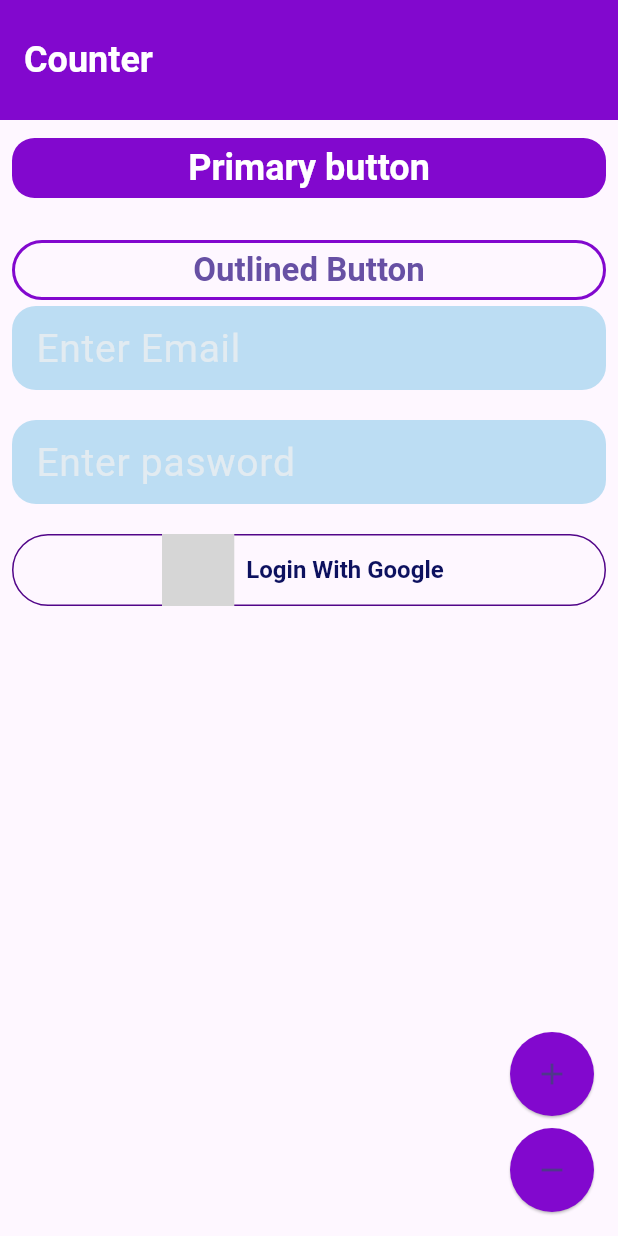
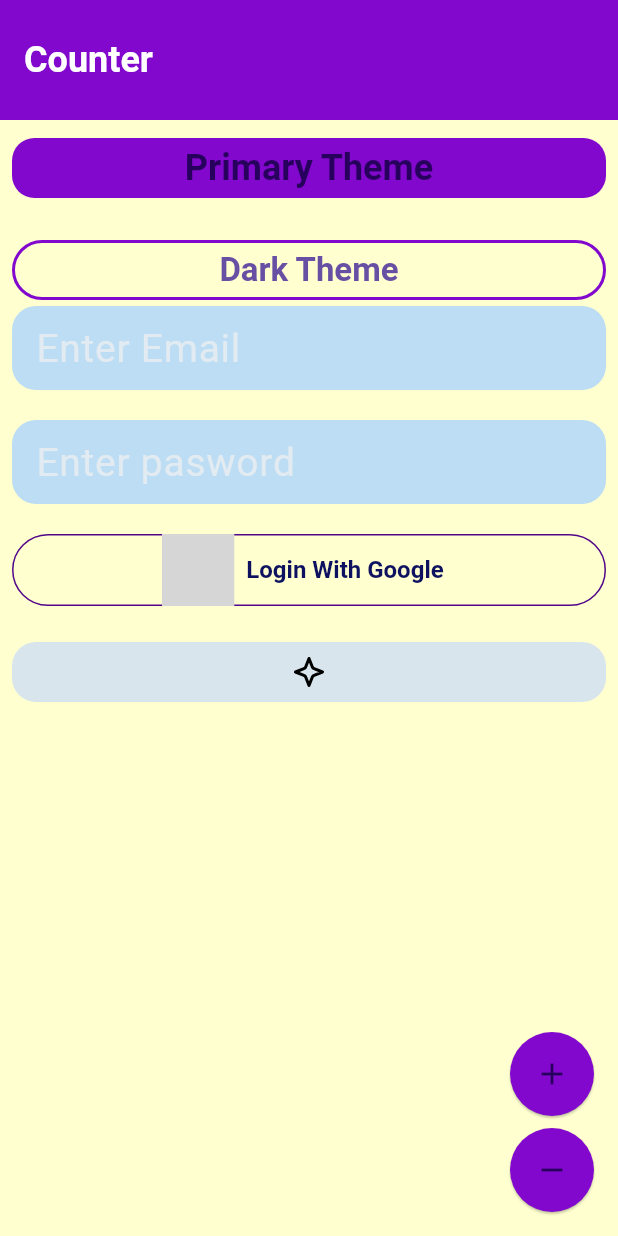
Before and after one commit to Rahat7288/theme_data, a Flutter app: the screen it shows after launch, on a phone screen of 412 x 824 dp. Run offline on Flutter 3.47's test engine with Material 3 defaults, Android fonts, the phone set to English and light mode, and no system bars; our stand-ins replace bloc, flutter_bloc, flutter_svg; generated files the repository leaves out were written again; Roboto replaces fonts that are missing (Outfit-Black); grey boxes are pictures that could not be loaded.

Commit message:
light theme and dark theme added to the and theme change cubit also added to the main file

```diff
--- a/lib/app/view/app.dart
+++ b/lib/app/view/app.dart
@@ -1,5 +1,8 @@
 import 'package:flutter/material.dart';
+import 'package:flutter_bloc/flutter_bloc.dart';
+import 'package:truth_box/app/view/theme/app_theme.dart';
 import 'package:truth_box/app/view/theme/light_theme/light_theme.dart';
+import 'package:truth_box/app/view/theme/theme_cubit.dart';
 import 'package:truth_box/counter/counter.dart';
 import 'package:truth_box/l10n/l10n.dart';
 
@@ -8,12 +11,19 @@ class App extends StatelessWidget {
 
   @override
   Widget build(BuildContext context) {
-    return MaterialApp(
-      debugShowCheckedModeBanner: false,
-      theme: LightTheme().themeData,
-      localizationsDelegates: AppLocalizations.localizationsDelegates,
-      supportedLocales: AppLocalizations.supportedLocales,
-      home: const CounterPage(),
+    return BlocProvider(
+      create: (context) => ThemeCubit(),
+      child: BlocBuilder<ThemeCubit, AppTheme>(
+        builder: (context, state) {
+          return MaterialApp(
+            debugShowCheckedModeBanner: false,
+            theme: state.themeData,
+            localizationsDelegates: AppLocalizations.localizationsDelegates,
+            supportedLocales: AppLocalizations.supportedLocales,
+            home: const CounterPage(),
+          );
+        },
+      ),
     );
   }
 }
--- a/lib/app/view/theme/dark_theme/dark_theme.dart
+++ b/lib/app/view/theme/dark_theme/dark_theme.dart
@@ -1,4 +1,5 @@
 import 'package:flutter/material.dart';
+import 'package:truth_box/app/view/style/colors.dart';
 import 'package:truth_box/app/view/style/text_style.dart';
 import 'package:truth_box/app/view/theme/app_colors.dart';
 import 'package:truth_box/app/view/theme/app_theme.dart';
@@ -13,8 +14,8 @@ class DarkTheme extends AppTheme {
           shape: RoundedRectangleBorder(
             borderRadius: BorderRadius.circular(15),
           ),
-          backgroundColor: Colors.amber,
-          foregroundColor: Colors.white,
+          backgroundColor: colors.primary,
+          foregroundColor: colors.headerText,
           textStyle: TextStyles.labelSmall,
         ),
       );
@@ -35,14 +36,16 @@ class DarkTheme extends AppTheme {
       OutlinedButtonThemeData(
         style: OutlinedButton.styleFrom(
           side: BorderSide(
-            color: Colors.black54,
+            color: colors.borderColor,
           ),
           textStyle: TextStyles.labelSmall,
         ),
       );
 
   @override
-  TextButtonThemeData get textButtonThemeData => TextButtonThemeData();
+  TextButtonThemeData get textButtonThemeData => TextButtonThemeData(
+        style: TextButton.styleFrom(),
+      );
 
   @override
   TextTheme get textTheme => TextTheme(
@@ -64,144 +67,142 @@ class DarkTheme extends AppTheme {
       );
 
   @override
-  // TODO: implement themeData
-  ThemeData get themeData => ThemeData();
+  ThemeData get themeData => ThemeData(
+        useMaterial3: true,
+        scaffoldBackgroundColor: colors.backgroundColor,
+        appBarTheme: AppBarTheme(
+          backgroundColor: colors.backgroundColor,
+          foregroundColor: colors.headerText,
+          titleTextStyle: TextStyles.labelMedium,
+          toolbarHeight: 80,
+        ),
+        filledButtonTheme: filledButtonThemeData,
+        outlinedButtonTheme: outlinedButtonThemeData,
+        floatingActionButtonTheme: floatingActionButtonThemeData,
+        inputDecorationTheme: inputDecorationTheme,
+      );
 
   @override
-  // TODO: implement inputDecorationTheme
-  InputDecorationTheme get inputDecorationTheme => throw UnimplementedError();
+  InputDecorationTheme get inputDecorationTheme => InputDecorationTheme(
+        filled: true,
+        fillColor: colors.surface50,
+        labelStyle: TextStyles.labelLarge.copyWith(
+          color: colors.surface400,
+          fontWeight: FontWeight.w400,
+        ),
+        suffixIconColor: colors.surface500,
+        focusedBorder: OutlineInputBorder(
+          borderRadius: BorderRadius.circular(16),
+          borderSide: BorderSide(
+            color: colors.primary,
+          ),
+        ),
+        enabledBorder: OutlineInputBorder(
+          borderRadius: BorderRadius.circular(16),
+          borderSide: const BorderSide(
+            color: Colors.transparent,
+          ),
+        ),
+      );
 }
 
 class DarkThemeColors extends AppColors {
   @override
-  // TODO: implement backgroundColor
-  Color get backgroundColor => throw UnimplementedError();
+  Color get backgroundColor => AppColor.secondary;
 
   @override
-  // TODO: implement borderColor
-  Color get borderColor => throw UnimplementedError();
+  Color get borderColor => AppColor.secondary5th;
 
   @override
-  // TODO: implement deviderColor
-  Color get deviderColor => throw UnimplementedError();
+  Color get deviderColor => AppColor.secondary4th;
 
   @override
-  // TODO: implement error
-  Color get error => throw UnimplementedError();
+  Color get error => AppColor.errorColor;
 
   @override
-  // TODO: implement faild
-  Color get faild => throw UnimplementedError();
+  Color get faild => AppColor.errorColor;
 
   @override
-  // TODO: implement headerText
-  Color get headerText => throw UnimplementedError();
+  Color get headerText => AppColor.darkForgroundColor;
 
   @override
-  // TODO: implement primary
-  Color get primary => throw UnimplementedError();
+  Color get primary => AppColor.secondary;
 
   @override
-  // TODO: implement primary2nd
-  Color get primary2nd => throw UnimplementedError();
+  Color get primary2nd => AppColor.secondary2nd;
 
   @override
-  // TODO: implement primary3rd
-  Color get primary3rd => throw UnimplementedError();
+  Color get primary3rd => AppColor.secondary3rd;
 
   @override
-  // TODO: implement primary4th
-  Color get primary4th => throw UnimplementedError();
+  Color get primary4th => AppColor.secondary4th;
 
   @override
-  // TODO: implement secondary2nd
-  Color get secondary2nd => throw UnimplementedError();
+  Color get secondary2nd => AppColor.secondary2nd;
 
   @override
-  // TODO: implement secondary3rd
-  Color get secondary3rd => throw UnimplementedError();
+  Color get secondary3rd => AppColor.secondary3rd;
 
   @override
-  // TODO: implement secondary4th
-  Color get secondary4th => throw UnimplementedError();
+  Color get secondary4th => AppColor.secondary4th;
 
   @override
-  // TODO: implement seconday
-  Color get seconday => throw UnimplementedError();
+  Color get seconday => AppColor.secondary;
 
   @override
-  // TODO: implement shadowColor
-  Color get shadowColor => throw UnimplementedError();
+  Color get shadowColor => AppColor.secondary5th;
 
   @override
-  // TODO: implement subTitleText1
-  Color get subTitleText1 => throw UnimplementedError();
+  Color get subTitleText1 => AppColor.darkForgroundColor;
 
   @override
-  // TODO: implement subTitleText2
-  Color get subTitleText2 => throw UnimplementedError();
+  Color get subTitleText2 => AppColor.darkForgroundColor;
 
   @override
-  // TODO: implement success
-  Color get success => throw UnimplementedError();
+  Color get success => AppColor.darkForgroundColor;
 
   @override
-  // TODO: implement surface100
-  Color get surface100 => throw UnimplementedError();
+  Color get surface100 => AppColor.darkForgroundColor;
 
   @override
-  // TODO: implement surface200
-  Color get surface200 => throw UnimplementedError();
+  Color get surface200 => AppColor.darkForgroundColor;
 
   @override
-  // TODO: implement surface300
-  Color get surface300 => throw UnimplementedError();
+  Color get surface300 => AppColor.darkForgroundColor;
 
   @override
-  // TODO: implement surface400
-  Color get surface400 => throw UnimplementedError();
+  Color get surface400 => AppColor.darkForgroundColor;
 
   @override
-  // TODO: implement surface50
-  Color get surface50 => throw UnimplementedError();
+  Color get surface50 => AppColor.darkForgroundColor;
 
   @override
-  // TODO: implement surface500
-  Color get surface500 => throw UnimplementedError();
+  Color get surface500 => AppColor.darkForgroundColor;
 
   @override
-  // TODO: implement surface600
-  Color get surface600 => throw UnimplementedError();
+  Color get surface600 => AppColor.darkForgroundColor;
 
   @override
-  // TODO: implement surface700
-  Color get surface700 => throw UnimplementedError();
+  Color get surface700 => AppColor.darkForgroundColor;
 
   @override
-  // TODO: implement surface800
-  Color get surface800 => throw UnimplementedError();
+  Color get surface800 => AppColor.darkForgroundColor;
 
   @override
-  // TODO: implement surface900
-  Color get surface900 => throw UnimplementedError();
+  Color get surface900 => AppColor.darkForgroundColor;
 
   @override
-  // TODO: implement textColor1
-  Color get textColor1 => throw UnimplementedError();
+  Color get textColor1 => AppColor.darkForgroundColor;
 
   @override
-  // TODO: implement textColor2
-  Color get textColor2 => throw UnimplementedError();
+  Color get textColor2 => AppColor.darkForgroundColor;
 
   @override
-  // TODO: implement titleText1
-  Color get titleText1 => throw UnimplementedError();
+  Color get titleText1 => AppColor.darkForgroundColor;
 
   @override
-  // TODO: implement titleText2
-  Color get titleText2 => throw UnimplementedError();
+  Color get titleText2 => AppColor.darkForgroundColor;
 
   @override
-  // TODO: implement titleText3
-  Color get titleText3 => throw UnimplementedError();
+  Color get titleText3 => AppColor.darkForgroundColor;
 }
--- a/lib/app/view/theme/light_theme/light_theme.dart
+++ b/lib/app/view/theme/light_theme/light_theme.dart
@@ -1,8 +1,8 @@
 import 'package:flutter/material.dart';
+import 'package:truth_box/app/view/style/colors.dart';
+import 'package:truth_box/app/view/style/text_style.dart';
 import 'package:truth_box/app/view/theme/app_colors.dart';
 import 'package:truth_box/app/view/theme/app_theme.dart';
-import 'package:truth_box/app/view/style/colors.dart';
-import 'package:truth_box/app/view/style/text_style.dart';
 
 class LightTheme extends AppTheme {
   @override
@@ -12,7 +12,7 @@ class LightTheme extends AppTheme {
   FilledButtonThemeData get filledButtonThemeData => FilledButtonThemeData(
         style: FilledButton.styleFrom(
           backgroundColor: colors.primary,
-          // foregroundColor: colors.surfaceColor,
+          foregroundColor: colors.headerText,
           textStyle: TextStyles.labelMedium,
           shape: RoundedRectangleBorder(
             borderRadius: BorderRadius.circular(15),
@@ -28,7 +28,7 @@ class LightTheme extends AppTheme {
         ),
         elevation: .7,
         backgroundColor: colors.primary,
-        // foregroundColor: colors.surfaceColor,
+        foregroundColor: colors.headerText,
       );
 
   @override
@@ -47,7 +47,9 @@ class LightTheme extends AppTheme {
       );
 
   @override
-  TextButtonThemeData get textButtonThemeData => throw UnimplementedError();
+  TextButtonThemeData get textButtonThemeData => TextButtonThemeData(
+        style: TextButton.styleFrom(),
+      );
 
   @override
   TextTheme get textTheme => TextTheme(
@@ -71,7 +73,7 @@ class LightTheme extends AppTheme {
   @override
   ThemeData get themeData => ThemeData(
         useMaterial3: true,
-        // scaffoldBackgroundColor: colors.surfaceColor,
+        scaffoldBackgroundColor: colors.backgroundColor,
         appBarTheme: AppBarTheme(
           backgroundColor: colors.primary,
           foregroundColor: colors.backgroundColor,
--- /dev/null
+++ b/lib/app/view/theme/theme_cubit.dart
@@ -0,0 +1,11 @@
+import 'package:bloc/bloc.dart';
+import 'package:truth_box/app/view/theme/app_theme.dart';
+import 'package:truth_box/app/view/theme/light_theme/light_theme.dart';
+
+class ThemeCubit extends Cubit<AppTheme> {
+  ThemeCubit() : super(LightTheme());
+
+  void changeTheme(AppTheme appTheme) {
+    emit(appTheme);
+  }
+}
--- a/lib/app/view/widgets/social_button.dart
+++ b/lib/app/view/widgets/social_button.dart
@@ -1,53 +1,82 @@
 import 'package:flutter/material.dart';
+import 'package:flutter_bloc/flutter_bloc.dart';
 
 import 'package:flutter_svg/flutter_svg.dart';
 import 'package:truth_box/app/view/style/text_style.dart';
 import 'package:truth_box/app/view/theme/light_theme/light_theme.dart';
+import 'package:truth_box/app/view/theme/theme_cubit.dart';
 
+///this is a total customize button which required three parameter
+///icon Path for the icon which is SVG file
+///Lable which will be the button name
+///onlyIcon will modify the button only the icon will visible for this section
+///here we have factory to use the custom button available to displaay the btn
 class SocialButton extends StatelessWidget {
   const SocialButton({
     required this.onTap,
     required this.label,
     required this.iconPath,
+    this.onlyIcon = false,
     super.key,
   });
 
   //setting up the default factory custom button for google
 
-  factory SocialButton.google({required VoidCallback onTap}) {
+  factory SocialButton.google({
+    required VoidCallback onTap,
+    bool onlyIcon = false,
+  }) {
     return SocialButton(
       onTap: onTap,
       label: 'Login With Google',
       iconPath: 'assets/icons/chat.svg',
+      onlyIcon: onlyIcon,
     );
   }
   //setting up the default factory ccustom button for apple
 
-  factory SocialButton.apple({required VoidCallback onTap}) {
+  factory SocialButton.apple({
+    required VoidCallback onTap,
+    bool onlyIcon = false,
+  }) {
     return SocialButton(
       onTap: onTap,
       label: 'Login with Apple',
       iconPath: 'assets/icons/star.svg',
+      onlyIcon: onlyIcon,
     );
   }
   final VoidCallback onTap;
   final String label;
   final String iconPath;
+  final bool onlyIcon;
 
   @override
   Widget build(BuildContext context) {
+    if (onlyIcon) {
+      return IconButton(
+        onPressed: onTap,
+        icon: SvgPicture.asset(iconPath),
+        style: FilledButton.styleFrom(
+          backgroundColor: context.read<ThemeCubit>().state.colors.surface100,
+          shape: RoundedRectangleBorder(
+            borderRadius: BorderRadius.circular(16),
+          ),
+        ),
+      );
+    }
     return OutlinedButton.icon(
       onPressed: onTap,
       icon: SvgPicture.asset(iconPath),
       label: Text(
         label,
         style: TextStyles.titleLarge.copyWith(
-          color: LightTheme().colors.secondary2nd,
+          color: context.read<ThemeCubit>().state.colors.secondary2nd,
         ),
       ),
       style: FilledButton.styleFrom(
         side: BorderSide(
-          color: LightTheme().colors.borderColor,
+          color: context.read<ThemeCubit>().state.colors.borderColor,
         ),
       ),
     );
--- a/lib/counter/view/counter_page.dart
+++ b/lib/counter/view/counter_page.dart
@@ -1,5 +1,8 @@
 import 'package:flutter/material.dart';
 import 'package:flutter_bloc/flutter_bloc.dart';
+import 'package:truth_box/app/view/theme/dark_theme/dark_theme.dart';
+import 'package:truth_box/app/view/theme/light_theme/light_theme.dart';
+import 'package:truth_box/app/view/theme/theme_cubit.dart';
 import 'package:truth_box/app/view/widgets/social_button.dart';
 import 'package:truth_box/counter/counter.dart';
 import 'package:truth_box/l10n/l10n.dart';
@@ -31,8 +34,10 @@ class CounterView extends StatelessWidget {
             SizedBox(
               width: double.maxFinite,
               child: FilledButton(
-                onPressed: () {},
-                child: Text("Primary button"),
+                onPressed: () {
+                  context.read<ThemeCubit>().changeTheme(LightTheme());
+                },
+                child: Text('Primary Theme'),
               ),
             ),
             const SizedBox(
@@ -41,13 +46,15 @@ class CounterView extends StatelessWidget {
             SizedBox(
               width: double.maxFinite,
               child: OutlinedButton(
-                onPressed: () {},
-                child: Text("Outlined Button"),
+                onPressed: () {
+                  context.read<ThemeCubit>().changeTheme(DarkTheme());
+                },
+                child: Text('Dark Theme'),
               ),
             ),
             TextField(
               decoration: InputDecoration(
-                label: Text("Enter Email"),
+                label: Text('Enter Email'),
               ),
             ),
             const SizedBox(
@@ -66,7 +73,17 @@ class CounterView extends StatelessWidget {
               child: SocialButton.google(
                 onTap: () {},
               ),
-            )
+            ),
+            const SizedBox(
+              height: 20,
+            ),
+            SizedBox(
+              width: double.infinity,
+              child: SocialButton.apple(
+                onlyIcon: true,
+                onTap: () {},
+              ),
+            ),
           ],
         ),
       ),
```
Also changed, not shown: 4 other files.
